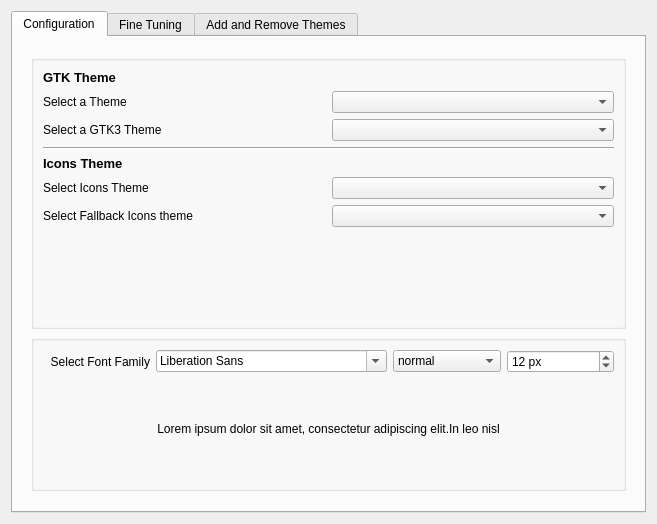
KDE/kde-gtk-config, file src/ui/gui.ui: the form before one commit.
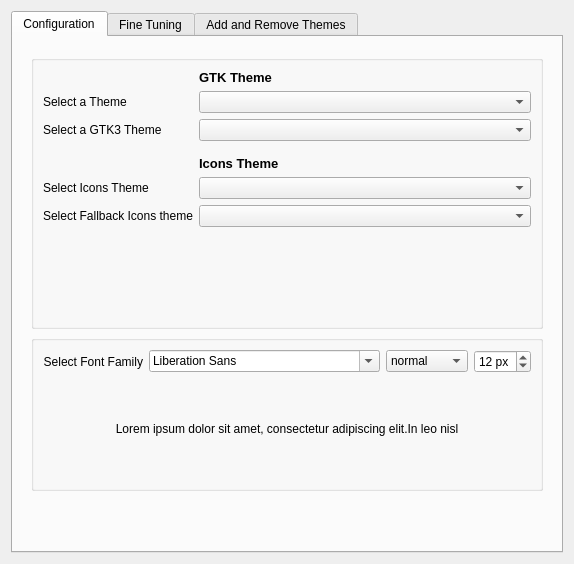
The form after the commit. Icons and pictures are not drawn.

Commit message: Use FormLayout for the KCM layouts. Some icons appeared from nowhere too, welcome them in the UI

Diff of the .ui file:
```diff
--- a/src/ui/gui.ui
+++ b/src/ui/gui.ui
@@ -2,14 +2,6 @@
 <ui version="4.0">
  <class>GUI</class>
  <widget class="QWidget" name="GUI">
-  <property name="geometry">
-   <rect>
-    <x>0</x>
-    <y>0</y>
-    <width>657</width>
-    <height>481</height>
-   </rect>
-  </property>
   <property name="windowTitle">
    <string>Chakra Gtk Config</string>
   </property>
@@ -53,41 +45,87 @@
               <height>400</height>
              </size>
             </property>
-            <layout class="QGridLayout" name="gridLayout_5">
+            <layout class="QFormLayout" name="formLayout_2">
+             <item row="0" column="1">
+              <widget class="QLabel" name="label_6">
+               <property name="text">
+                <string>&lt;!DOCTYPE HTML PUBLIC &quot;-//W3C//DTD HTML 4.0//EN&quot; &quot;http://www.w3.org/TR/REC-html40/strict.dtd&quot;&gt;
+&lt;html&gt;&lt;head&gt;&lt;meta name=&quot;qrichtext&quot; content=&quot;1&quot; /&gt;&lt;style type=&quot;text/css&quot;&gt;
+p, li { white-space: pre-wrap; }
+&lt;/style&gt;&lt;/head&gt;&lt;body style=&quot; font-family:'Sans Serif'; font-size:9pt; font-weight:400; font-style:normal;&quot;&gt;
+&lt;p style=&quot; margin-top:0px; margin-bottom:0px; margin-left:0px; margin-right:0px; -qt-block-indent:0; text-indent:0px;&quot;&gt;&lt;span style=&quot; font-size:10pt; font-weight:600;&quot;&gt;GTK Theme&lt;/span&gt;&lt;/p&gt;&lt;/body&gt;&lt;/html&gt;</string>
+               </property>
+              </widget>
+             </item>
+             <item row="4" column="1">
+              <widget class="QComboBox" name="cb_theme">
+               <property name="sizePolicy">
+                <sizepolicy hsizetype="Expanding" vsizetype="Fixed">
+                 <horstretch>0</horstretch>
+                 <verstretch>0</verstretch>
+                </sizepolicy>
+               </property>
+              </widget>
+             </item>
              <item row="6" column="1">
-              <widget class="QComboBox" name="cb_icon"/>
-             </item>
-             <item row="6" column="0">
-              <widget class="QLabel" name="label_10">
-               <property name="text">
-                <string>Select Icons Theme</string>
-               </property>
-               <property name="alignment">
-                <set>Qt::AlignLeading|Qt::AlignLeft|Qt::AlignVCenter</set>
+              <widget class="QComboBox" name="cb_theme_gtk3">
+               <property name="sizePolicy">
+                <sizepolicy hsizetype="Expanding" vsizetype="Fixed">
+                 <horstretch>0</horstretch>
+                 <verstretch>0</verstretch>
+                </sizepolicy>
                </property>
               </widget>
              </item>
              <item row="7" column="0">
-              <widget class="QLabel" name="label_2">
-               <property name="text">
-                <string>Select Fallback Icons theme</string>
-               </property>
-               <property name="alignment">
-                <set>Qt::AlignLeading|Qt::AlignLeft|Qt::AlignVCenter</set>
-               </property>
-              </widget>
-             </item>
-             <item row="7" column="1">
-              <widget class="QComboBox" name="cb_icon_fallback"/>
-             </item>
-             <item row="4" column="0" colspan="2">
               <widget class="Line" name="line_2">
                <property name="orientation">
                 <enum>Qt::Horizontal</enum>
                </property>
               </widget>
              </item>
-             <item row="9" column="0" colspan="2">
+             <item row="9" column="1">
+              <widget class="QLabel" name="label_8">
+               <property name="text">
+                <string>&lt;!DOCTYPE HTML PUBLIC &quot;-//W3C//DTD HTML 4.0//EN&quot; &quot;http://www.w3.org/TR/REC-html40/strict.dtd&quot;&gt;
+&lt;html&gt;&lt;head&gt;&lt;meta name=&quot;qrichtext&quot; content=&quot;1&quot; /&gt;&lt;style type=&quot;text/css&quot;&gt;
+p, li { white-space: pre-wrap; }
+&lt;/style&gt;&lt;/head&gt;&lt;body style=&quot; font-family:'Sans Serif'; font-size:9pt; font-weight:400; font-style:normal;&quot;&gt;
+&lt;p style=&quot; margin-top:0px; margin-bottom:0px; margin-left:0px; margin-right:0px; -qt-block-indent:0; text-indent:0px;&quot;&gt;&lt;span style=&quot; font-size:10pt; font-weight:600;&quot;&gt;Icons Theme&lt;/span&gt;&lt;/p&gt;&lt;/body&gt;&lt;/html&gt;</string>
+               </property>
+              </widget>
+             </item>
+             <item row="12" column="1">
+              <widget class="QComboBox" name="cb_icon">
+               <property name="sizePolicy">
+                <sizepolicy hsizetype="Expanding" vsizetype="Fixed">
+                 <horstretch>0</horstretch>
+                 <verstretch>0</verstretch>
+                </sizepolicy>
+               </property>
+              </widget>
+             </item>
+             <item row="14" column="1">
+              <widget class="QComboBox" name="cb_icon_fallback">
+               <property name="sizePolicy">
+                <sizepolicy hsizetype="Expanding" vsizetype="Fixed">
+                 <horstretch>0</horstretch>
+                 <verstretch>0</verstretch>
+                </sizepolicy>
+               </property>
+              </widget>
+             </item>
+             <item row="15" column="1">
+              <widget class="QLabel" name="label_7">
+               <property name="text">
+                <string/>
+               </property>
+               <property name="alignment">
+                <set>Qt::AlignCenter</set>
+               </property>
+              </widget>
+             </item>
+             <item row="17" column="0" colspan="2">
               <widget class="QWidget" name="widget_2" native="true">
                <property name="sizePolicy">
                 <sizepolicy hsizetype="Preferred" vsizetype="Fixed">
@@ -319,7 +357,7 @@
                </layout>
               </widget>
              </item>
-             <item row="2" column="0">
+             <item row="4" column="0">
               <widget class="QLabel" name="label_9">
                <property name="text">
                 <string>Select a Theme</string>
@@ -329,32 +367,37 @@
                </property>
               </widget>
              </item>
-             <item row="2" column="1">
-              <widget class="QComboBox" name="cb_theme"/>
+             <item row="6" column="0">
+              <widget class="QLabel" name="label_21">
+               <property name="text">
+                <string>Select a GTK3 Theme </string>
+               </property>
+               <property name="alignment">
+                <set>Qt::AlignLeading|Qt::AlignLeft|Qt::AlignVCenter</set>
+               </property>
+              </widget>
+             </item>
+             <item row="12" column="0">
+              <widget class="QLabel" name="label_10">
+               <property name="text">
+                <string>Select Icons Theme</string>
+               </property>
+               <property name="alignment">
+                <set>Qt::AlignLeading|Qt::AlignLeft|Qt::AlignVCenter</set>
+               </property>
+              </widget>
+             </item>
+             <item row="14" column="0">
+              <widget class="QLabel" name="label_2">
+               <property name="text">
+                <string>Select Fallback Icons theme</string>
+               </property>
+               <property name="alignment">
+                <set>Qt::AlignLeading|Qt::AlignLeft|Qt::AlignVCenter</set>
+               </property>
+              </widget>
              </item>
              <item row="0" column="0">
-              <widget class="QLabel" name="label_6">
-               <property name="text">
-                <string>&lt;!DOCTYPE HTML PUBLIC &quot;-//W3C//DTD HTML 4.0//EN&quot; &quot;http://www.w3.org/TR/REC-html40/strict.dtd&quot;&gt;
-&lt;html&gt;&lt;head&gt;&lt;meta name=&quot;qrichtext&quot; content=&quot;1&quot; /&gt;&lt;style type=&quot;text/css&quot;&gt;
-p, li { white-space: pre-wrap; }
-&lt;/style&gt;&lt;/head&gt;&lt;body style=&quot; font-family:'Sans Serif'; font-size:9pt; font-weight:400; font-style:normal;&quot;&gt;
-&lt;p style=&quot; margin-top:0px; margin-bottom:0px; margin-left:0px; margin-right:0px; -qt-block-indent:0; text-indent:0px;&quot;&gt;&lt;span style=&quot; font-size:10pt; font-weight:600;&quot;&gt;GTK Theme&lt;/span&gt;&lt;/p&gt;&lt;/body&gt;&lt;/html&gt;</string>
-               </property>
-              </widget>
-             </item>
-             <item row="5" column="0">
-              <widget class="QLabel" name="label_8">
-               <property name="text">
-                <string>&lt;!DOCTYPE HTML PUBLIC &quot;-//W3C//DTD HTML 4.0//EN&quot; &quot;http://www.w3.org/TR/REC-html40/strict.dtd&quot;&gt;
-&lt;html&gt;&lt;head&gt;&lt;meta name=&quot;qrichtext&quot; content=&quot;1&quot; /&gt;&lt;style type=&quot;text/css&quot;&gt;
-p, li { white-space: pre-wrap; }
-&lt;/style&gt;&lt;/head&gt;&lt;body style=&quot; font-family:'Sans Serif'; font-size:9pt; font-weight:400; font-style:normal;&quot;&gt;
-&lt;p style=&quot; margin-top:0px; margin-bottom:0px; margin-left:0px; margin-right:0px; -qt-block-indent:0; text-indent:0px;&quot;&gt;&lt;span style=&quot; font-size:10pt; font-weight:600;&quot;&gt;Icons Theme&lt;/span&gt;&lt;/p&gt;&lt;/body&gt;&lt;/html&gt;</string>
-               </property>
-              </widget>
-             </item>
-             <item row="0" column="1">
               <widget class="QLabel" name="label_19">
                <property name="text">
                 <string/>
@@ -367,7 +410,7 @@
                </property>
               </widget>
              </item>
-             <item row="5" column="1">
+             <item row="9" column="0">
               <widget class="QLabel" name="label_20">
                <property name="text">
                 <string/>
@@ -380,29 +423,6 @@
                </property>
               </widget>
              </item>
-             <item row="8" column="0" colspan="2">
-              <widget class="QLabel" name="label_7">
-               <property name="text">
-                <string/>
-               </property>
-               <property name="alignment">
-                <set>Qt::AlignCenter</set>
-               </property>
-              </widget>
-             </item>
-             <item row="3" column="1">
-              <widget class="QComboBox" name="cb_theme_gtk3"/>
-             </item>
-             <item row="3" column="0">
-              <widget class="QLabel" name="label_21">
-               <property name="text">
-                <string>Select a GTK3 Theme </string>
-               </property>
-               <property name="alignment">
-                <set>Qt::AlignLeading|Qt::AlignLeft|Qt::AlignVCenter</set>
-               </property>
-              </widget>
-             </item>
             </layout>
            </widget>
           </item>
```
Left out of the diff: 153 changed lines with no effect on the pictures.
